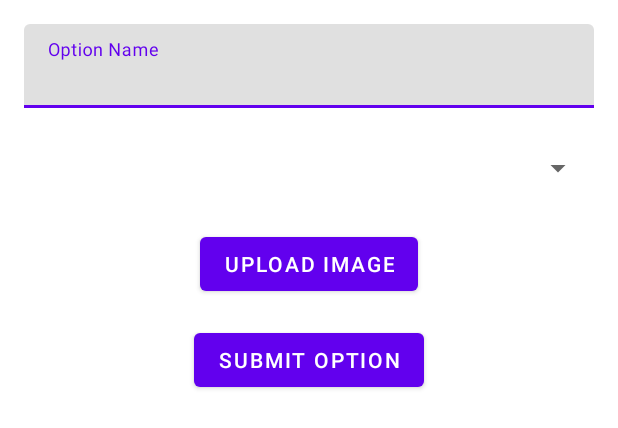
After one commit to angelinabriciene/ElijahAlpha, an Android app: the layout activity_create_option.xml on its own in the app's theme, with its tools: preview values and no code run, on a phone screen of 412 x 824 dp. The commit adds this screen. Shown: the top 428 px of the screen. Run offline under Robolectric (Android 15) with nearby library versions, the phone set to English and light mode, and no system bars.

Commit message:
option add building

```diff
--- /dev/null
+++ b/app/src/main/res/layout/activity_create_option.xml
@@ -0,0 +1,45 @@
+<?xml version="1.0" encoding="utf-8"?>
+<LinearLayout xmlns:android="http://schemas.android.com/apk/res/android"
+    android:layout_width="match_parent"
+    android:layout_height="match_parent"
+    android:orientation="vertical"
+    android:padding="16dp">
+
+    <!-- Text input for the option name -->
+    <com.google.android.material.textfield.TextInputLayout
+        android:layout_width="match_parent"
+        android:layout_height="wrap_content"
+        android:hint="Option Name">
+
+        <com.google.android.material.textfield.TextInputEditText
+            android:id="@+id/optionNameEditText"
+            android:layout_width="match_parent"
+            android:layout_height="wrap_content" />
+    </com.google.android.material.textfield.TextInputLayout>
+
+    <!-- Spinner to select the primary category -->
+    <Spinner
+        android:id="@+id/primaryCategorySpinner"
+        android:layout_width="match_parent"
+        android:layout_height="48dp"
+        android:layout_marginTop="16dp"
+        android:prompt="@string/select_primary_category" />
+
+    <!-- Button to upload an image -->
+    <Button
+        android:id="@+id/uploadImageButton"
+        android:layout_width="wrap_content"
+        android:layout_height="wrap_content"
+        android:layout_gravity="center_horizontal"
+        android:layout_marginTop="16dp"
+        android:text="Upload Image" />
+
+    <!-- Submit button to create the option -->
+    <Button
+        android:id="@+id/submitOptionButton"
+        android:layout_width="wrap_content"
+        android:layout_height="wrap_content"
+        android:layout_gravity="center_horizontal"
+        android:layout_marginTop="16dp"
+        android:text="Submit Option" />
+</LinearLayout>
--- a/app/src/main/res/values/strings.xml
+++ b/app/src/main/res/values/strings.xml
@@ -1,4 +1,5 @@
 <resources>
     <string name="app_name">ElijahAlpha</string>
     <string name="image_description">Button Image</string>
+    <string name="select_primary_category">Select Primary Category</string>
 </resources>
```
Also changed, not shown: app/src/main/java/com/example/elijahalpha/CreateOptionActivity.java (added, +87 -0 lines), app/src/main/java/com/example/elijahalpha/MainActivity.java (+11 -5 lines), app/src/main/res/layout/activity_main.xml (+12 -4 lines).
